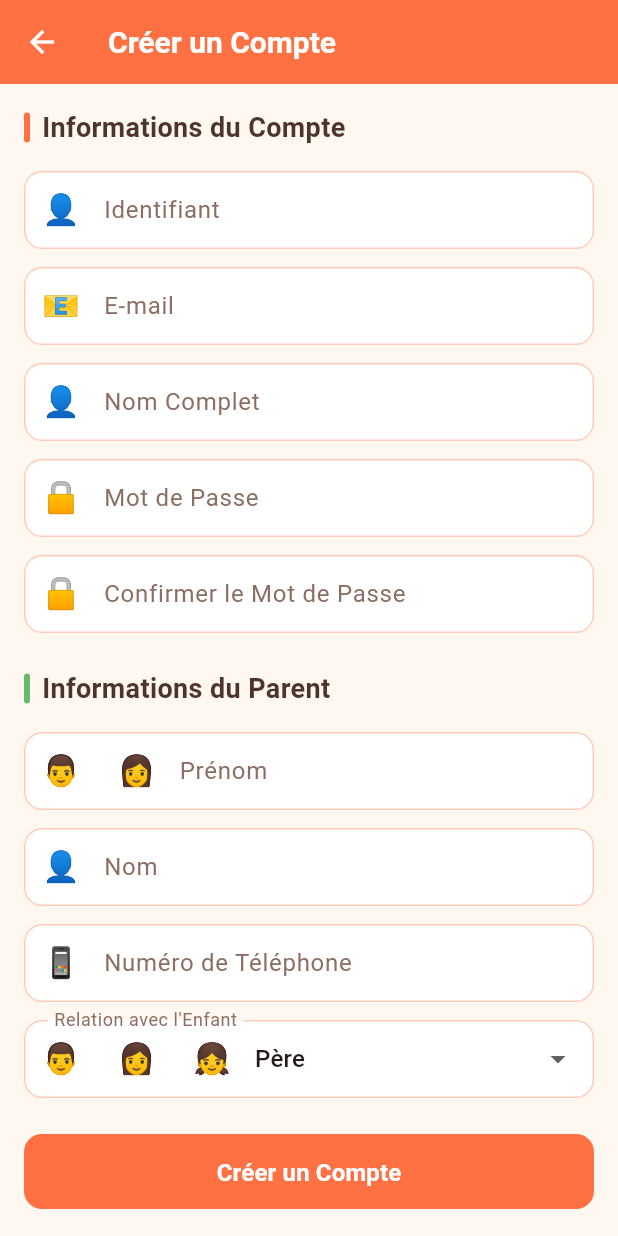
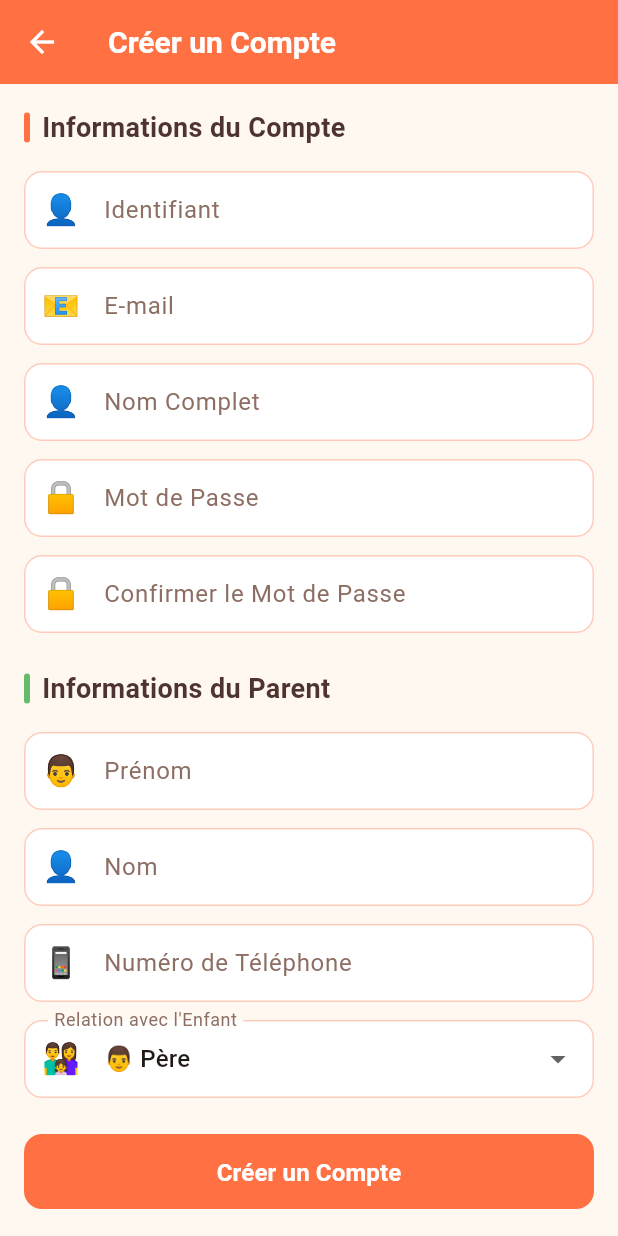
Before and after one commit to Ghassenmabrouk/littlestars, a Flutter app: the screen it shows after launch, after a tap on "Connexion", after a tap on "S'inscrire", on a phone screen of 412 x 824 dp. Run offline on Flutter 3.47's test engine with Material 3 defaults, Android fonts, the phone set to English and light mode, and no system bars; our stand-ins replace firebase_core, firebase_messaging, flutter_local_notifications, google_sign_in, pdf, shared_preferences; accounts and stored records are empty; network calls fail.

Commit message:
Fix: Add emoji icons to 'Relation avec l'Enfant' dropdown options and fix family emoji in field header

```diff
--- a/lib/screens/login_screen.dart
+++ b/lib/screens/login_screen.dart
@@ -12,9 +12,11 @@ class LoginScreen extends StatefulWidget {
   State<LoginScreen> createState() => _LoginScreenState();
 }
 
-class _LoginScreenState extends State<LoginScreen> {
+class _LoginScreenState extends State<LoginScreen> with TickerProviderStateMixin {
   late TextEditingController _loginController;
   late TextEditingController _passwordController;
+  late AnimationController _floatingController;
+  late AnimationController _pulseController;
   bool _obscurePassword = true;
   bool _rememberMe = false;
 
@@ -24,6 +26,18 @@ class _LoginScreenState extends State<LoginScreen> {
     _loginController = TextEditingController();
     _passwordController = TextEditingController();
     _loadSavedCredentials();
+
+    // Floating animation
+    _floatingController = AnimationController(
+      duration: const Duration(seconds: 3),
+      vsync: this,
+    )..repeat(reverse: true);
+
+    // Pulse animation
+    _pulseController = AnimationController(
+      duration: const Duration(seconds: 2),
+      vsync: this,
+    )..repeat(reverse: true);
   }
 
   Future<void> _loadSavedCredentials() async {
@@ -45,6 +59,8 @@ class _LoginScreenState extends State<LoginScreen> {
   void dispose() {
     _loginController.dispose();
     _passwordController.dispose();
+    _floatingController.dispose();
+    _pulseController.dispose();
     super.dispose();
   }
 
@@ -62,6 +78,86 @@ class _LoginScreenState extends State<LoginScreen> {
         child: SafeArea(
           child: Stack(
             children: [
+              // Animated floating decorative elements in background
+              Positioned(
+                top: 40,
+                left: 20,
+                child: AnimatedBuilder(
+                  animation: _floatingController,
+                  builder: (context, child) {
+                    return Transform.translate(
+                      offset: Offset(0, _floatingController.value * 20),
+                      child: Text('🎈', style: const TextStyle(fontSize: 32)),
+                    );
+                  },
+                ),
+              ),
+              Positioned(
+                top: 60,
+                right: 30,
+                child: AnimatedBuilder(
+                  animation: _floatingController,
+                  builder: (context, child) {
+                    return Transform.translate(
+                      offset: Offset(0, -_floatingController.value * 25),
+                      child: Text('❤️', style: const TextStyle(fontSize: 24)),
+                    );
+                  },
+                ),
+              ),
+              Positioned(
+                bottom: 250,
+                left: 30,
+                child: AnimatedBuilder(
+                  animation: _floatingController,
+                  builder: (context, child) {
+                    return Transform.translate(
+                      offset: Offset(0, _floatingController.value * 30),
+                      child: Text('🧸', style: const TextStyle(fontSize: 28)),
+                    );
+                  },
+                ),
+              ),
+              Positioned(
+                bottom: 200,
+                right: 25,
+                child: AnimatedBuilder(
+                  animation: _floatingController,
+                  builder: (context, child) {
+                    return Transform.translate(
+                      offset: Offset(0, -_floatingController.value * 20),
+                      child: Text('🎀', style: const TextStyle(fontSize: 26)),
+                    );
+                  },
+                ),
+              ),
+              Positioned(
+                top: 120,
+                left: 60,
+                child: AnimatedBuilder(
+                  animation: _floatingController,
+                  builder: (context, child) {
+                    return Transform.translate(
+                      offset: Offset(0, _floatingController.value * 35),
+                      child: Text('🌟', style: const TextStyle(fontSize: 22)),
+                    );
+                  },
+                ),
+              ),
+              Positioned(
+                top: 200,
+                right: 50,
+                child: AnimatedBuilder(
+                  animation: _floatingController,
+                  builder: (context, child) {
+                    return Transform.translate(
+                      offset: Offset(0, -_floatingController.value * 28),
+                      child: Text('🌸', style: const TextStyle(fontSize: 24)),
+                    );
+                  },
+                ),
+              ),
+
               // Settings button in top-left
               Positioned(
                 top: 0,
@@ -83,8 +179,13 @@ class _LoginScreenState extends State<LoginScreen> {
                   child: Column(
                     mainAxisAlignment: MainAxisAlignment.center,
                     children: [
-                  // Logo
-                  Container(
+                  // Animated logo
+                  AnimatedBuilder(
+                    animation: _pulseController,
+                    builder: (context, child) {
+                      return Transform.scale(
+                        scale: 0.95 + (_pulseController.value * 0.1),
+                        child: Container(
                           width: 96,
                           height: 96,
                           decoration: BoxDecoration(
@@ -102,6 +203,9 @@ class _LoginScreenState extends State<LoginScreen> {
                             child: Text('⭐', style: TextStyle(fontSize: 54)),
                           ),
                         ),
+                      );
+                    },
+                  ),
                   const SizedBox(height: 18),
                   const Text(
                     'Little Stars',
@@ -110,6 +214,14 @@ class _LoginScreenState extends State<LoginScreen> {
                       fontWeight: FontWeight.bold,
                       color: Colors.white,
                       letterSpacing: 0.5,
+                    ),
+                  ),
+                  const Text(
+                    'Ghofrane',
+                    style: TextStyle(
+                      fontSize: 16,
+                      color: Colors.white70,
+                      fontWeight: FontWeight.w300,
                     ),
                   ),
                   const SizedBox(height: 8),
--- a/lib/screens/register_screen.dart
+++ b/lib/screens/register_screen.dart
@@ -180,7 +180,7 @@ class _RegisterScreenState extends State<RegisterScreen> {
                   border: OutlineInputBorder(borderRadius: BorderRadius.circular(8)),
                   prefixIcon: Padding(
                     padding: const EdgeInsets.only(left: 12, right: 12),
-                    child: Text('👨\u2d43👩', style: const TextStyle(fontSize: 20)),
+                    child: Text('👨', style: const TextStyle(fontSize: 20)),
                   ),
                   prefixIconConstraints: const BoxConstraints(minWidth: 0, minHeight: 0),
                 ),
@@ -228,10 +228,10 @@ class _RegisterScreenState extends State<RegisterScreen> {
               DropdownButtonFormField<String>(
                 value: _parentRelation.isEmpty ? 'Père' : _parentRelation,
                 items: const [
-                  DropdownMenuItem(value: 'Père', child: Text('Père')),
-                  DropdownMenuItem(value: 'Mère', child: Text('Mère')),
-                  DropdownMenuItem(value: 'Tuteur', child: Text('Tuteur')),
-                  DropdownMenuItem(value: 'Autre', child: Text('Autre')),
+                  DropdownMenuItem(value: 'Père', child: Text('👨 Père')),
+                  DropdownMenuItem(value: 'Mère', child: Text('👩 Mère')),
+                  DropdownMenuItem(value: 'Tuteur', child: Text('👤 Tuteur')),
+                  DropdownMenuItem(value: 'Autre', child: Text('❓ Autre')),
                 ],
                 onChanged: (value) {
                   setState(() {
@@ -249,7 +249,7 @@ class _RegisterScreenState extends State<RegisterScreen> {
                   border: OutlineInputBorder(borderRadius: BorderRadius.circular(8)),
                   prefixIcon: Padding(
                     padding: const EdgeInsets.only(left: 12, right: 12),
-                    child: Text('👨\u2d43👩\u2d43👧', style: const TextStyle(fontSize: 20)),
+                    child: Text('👨‍👩‍👧', style: const TextStyle(fontSize: 20)),
                   ),
                   prefixIconConstraints: const BoxConstraints(minWidth: 0, minHeight: 0),
                 ),
```
Lines whose indentation alone changed are shown as unchanged.
